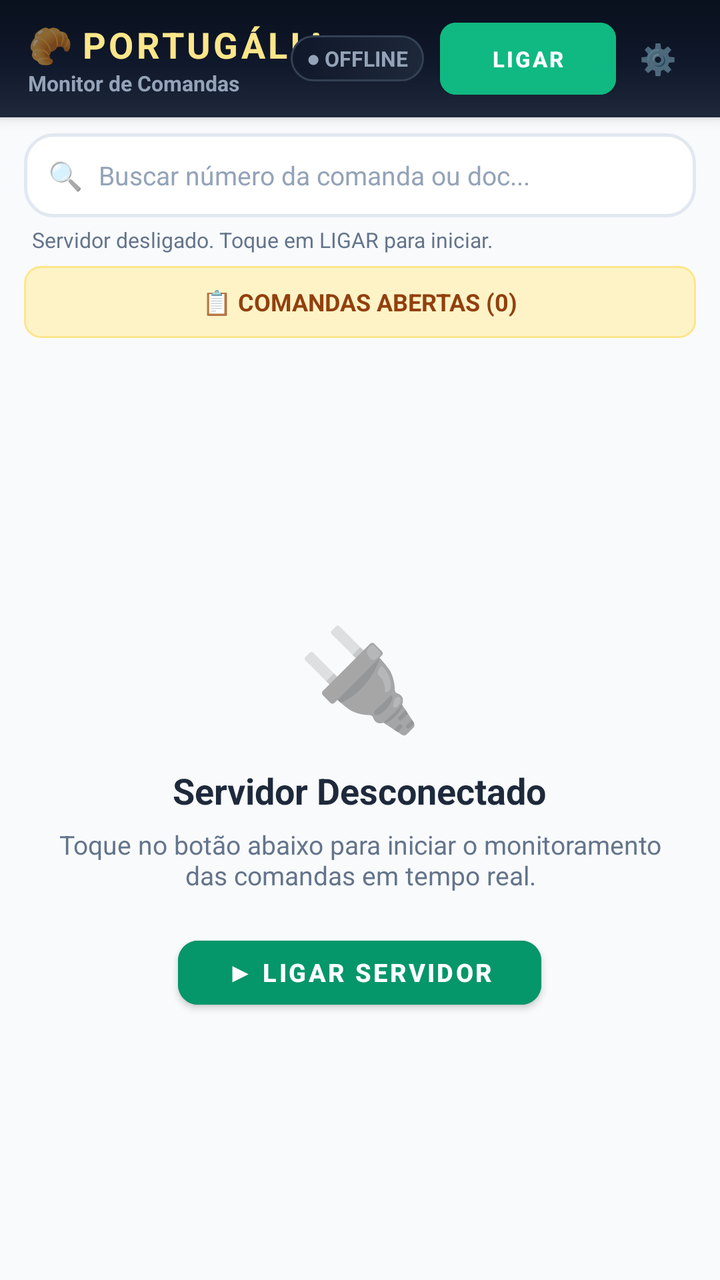
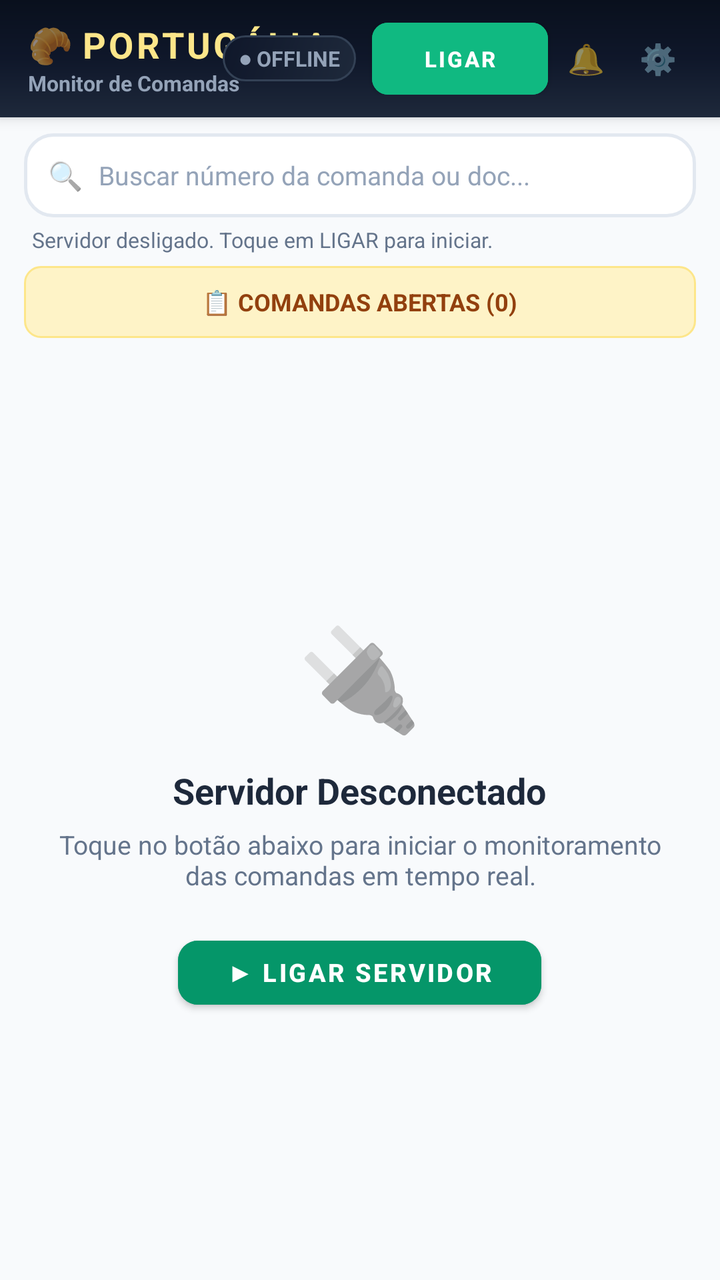

Two renders of the same Android screen: before a commit and after it. Below are the layout's source before the change and the commit's diff.
<!-- AndroidManifest.xml: application theme Theme.AppMesas -->
<!-- res/layout/activity_main.xml -->
<?xml version="1.0" encoding="utf-8"?>
<LinearLayout xmlns:android="http://schemas.android.com/apk/res/android"
    xmlns:app="http://schemas.android.com/apk/res-auto"
    android:id="@+id/rootLayoutMain"
    android:layout_width="match_parent"
    android:layout_height="match_parent"
    android:orientation="vertical"
    android:background="#F8FAFC"
    android:fitsSystemWindows="true">

    
    <LinearLayout
        android:layout_width="match_parent"
        android:layout_height="wrap_content"
        android:orientation="vertical"
        android:background="@drawable/bg_header_luxury"
        android:paddingStart="14dp"
        android:paddingEnd="14dp"
        android:paddingTop="10dp"
        android:paddingBottom="10dp"
        android:elevation="4dp">

        <RelativeLayout
            android:layout_width="match_parent"
            android:layout_height="wrap_content">

            
            <LinearLayout
                android:layout_width="wrap_content"
                android:layout_height="wrap_content"
                android:layout_alignParentStart="true"
                android:layout_centerVertical="true"
                android:orientation="vertical">

                <LinearLayout
                    android:layout_width="wrap_content"
                    android:layout_height="wrap_content"
                    android:orientation="horizontal"
                    android:gravity="center_vertical">

                    <TextView
                        android:layout_width="wrap_content"
                        android:layout_height="wrap_content"
                        android:text="🥐 "
                        android:textSize="18sp" />

                    <TextView
                        android:layout_width="wrap_content"
                        android:layout_height="wrap_content"
                        android:text="PORTUGÁLIA"
                        android:textColor="#FDE68A"
                        android:textSize="18sp"
                        android:textStyle="bold"
                        android:letterSpacing="0.08" />
                </LinearLayout>

                <TextView
                    android:id="@+id/tvNomeUsuarioLogado"
                    android:layout_width="wrap_content"
                    android:layout_height="wrap_content"
                    android:text="Monitor de Comandas"
                    android:textColor="#94A3B8"
                    android:textSize="10.5sp"
                    android:textStyle="bold"
                    android:clickable="true"
                    android:focusable="true" />
            </LinearLayout>

            
            <LinearLayout
                android:layout_width="wrap_content"
                android:layout_height="wrap_content"
                android:layout_alignParentEnd="true"
                android:layout_centerVertical="true"
                android:orientation="horizontal"
                android:gravity="center_vertical">

                
                <TextView
                    android:id="@+id/tvStatusServidorPill"
                    android:layout_width="wrap_content"
                    android:layout_height="wrap_content"
                    android:background="@drawable/bg_dashboard_card_slate"
                    android:paddingStart="8dp"
                    android:paddingEnd="8dp"
                    android:paddingTop="4dp"
                    android:paddingBottom="4dp"
                    android:text="● OFFLINE"
                    android:textColor="#94A3B8"
                    android:textSize="10.5sp"
                    android:textStyle="bold" />

                
                <com.google.android.material.button.MaterialButton
                    android:id="@+id/btnLigarServidor"
                    android:layout_width="wrap_content"
                    android:layout_height="36dp"
                    android:layout_marginStart="8dp"
                    android:text="LIGAR"
                    android:textSize="11sp"
                    android:textStyle="bold"
                    app:cornerRadius="8dp"
                    android:backgroundTint="#10B981"
                    android:textColor="#FFFFFF"
                    android:insetTop="0dp"
                    android:insetBottom="0dp"
                    android:paddingStart="12dp"
                    android:paddingEnd="12dp" />

                
                <TextView
                    android:id="@+id/btnConfigIpPorta"
                    android:layout_width="34dp"
                    android:layout_height="34dp"
                    android:layout_marginStart="4dp"
                    android:gravity="center"
                    android:text="⚙️"
                    android:textSize="15sp"
                    android:clickable="true"
                    android:focusable="true" />
            </LinearLayout>
        </RelativeLayout>
    </LinearLayout>

    
    <LinearLayout
        android:layout_width="match_parent"
        android:layout_height="wrap_content"
        android:orientation="vertical"
        android:paddingStart="12dp"
        android:paddingEnd="12dp"
        android:paddingTop="8dp"
        android:paddingBottom="4dp">

        <LinearLayout
            android:id="@+id/layoutSearchContainer"
            android:layout_width="match_parent"
            android:layout_height="42dp"
            android:background="@drawable/bg_search_bar"
            android:orientation="horizontal"
            android:gravity="center_vertical"
            android:paddingStart="12dp"
            android:paddingEnd="12dp">

            <TextView
                android:layout_width="wrap_content"
                android:layout_height="wrap_content"
                android:text="🔍"
                android:textSize="14sp"
                android:layout_marginEnd="8dp" />

            <EditText
                android:id="@+id/etBuscarMesa"
                android:layout_width="0dp"
                android:layout_height="match_parent"
                android:layout_weight="1"
                android:background="@null"
                android:hint="Buscar número da comanda ou doc..."
                android:textColor="#0F172A"
                android:textColorHint="#94A3B8"
                android:textSize="13sp"
                android:inputType="text"
                android:maxLines="1" />

            <TextView
                android:id="@+id/btnClearSearch"
                android:layout_width="28dp"
                android:layout_height="28dp"
                android:gravity="center"
                android:text="✕"
                android:textColor="#94A3B8"
                android:textSize="13sp"
                android:visibility="gone" />
        </LinearLayout>

        
        <TextView
            android:id="@+id/tvUltimaSincronizacao"
            android:layout_width="match_parent"
            android:layout_height="wrap_content"
            android:layout_marginTop="4dp"
            android:layout_marginStart="4dp"
            android:text="Servidor desligado. Toque em LIGAR para iniciar."
            android:textColor="#64748B"
            android:textSize="10.5sp"
            android:maxLines="1"
            android:ellipsize="end" />
    </LinearLayout>

    
    <LinearLayout
        android:id="@+id/tabMonitor"
        android:layout_width="match_parent"
        android:layout_height="36dp"
        android:orientation="horizontal"
        android:gravity="center"
        android:background="@drawable/bg_pill_comanda"
        android:paddingStart="12dp"
        android:paddingEnd="12dp"
        android:layout_marginStart="12dp"
        android:layout_marginEnd="12dp"
        android:layout_marginTop="2dp"
        android:layout_marginBottom="4dp">

        <TextView
            android:id="@+id/tvTabMonitorTitulo"
            android:layout_width="wrap_content"
            android:layout_height="wrap_content"
            android:text="📋 COMANDAS ABERTAS (0)"
            android:textColor="#92400E"
            android:textSize="12sp"
            android:textStyle="bold" />
    </LinearLayout>

    
    <FrameLayout
        android:layout_width="match_parent"
        android:layout_height="0dp"
        android:layout_weight="1">

        
        <LinearLayout
            android:id="@+id/layoutEmptyServidor"
            android:layout_width="match_parent"
            android:layout_height="match_parent"
            android:orientation="vertical"
            android:gravity="center"
            android:padding="28dp"
            android:visibility="visible">

            <TextView
                android:id="@+id/tvEmptyServidorIcone"
                android:layout_width="wrap_content"
                android:layout_height="wrap_content"
                android:text="🔌"
                android:textSize="50sp" />

            <TextView
                android:id="@+id/tvEmptyServidorTitulo"
                android:layout_width="wrap_content"
                android:layout_height="wrap_content"
                android:layout_marginTop="12dp"
                android:text="Servidor Desconectado"
                android:textColor="#1E293B"
                android:textSize="18sp"
                android:textStyle="bold" />

            <TextView
                android:id="@+id/tvEmptyServidorDesc"
                android:layout_width="wrap_content"
                android:layout_height="wrap_content"
                android:layout_marginTop="6dp"
                android:gravity="center"
                android:text="Toque no botão abaixo para iniciar o monitoramento das comandas em tempo real."
                android:textColor="#64748B"
                android:textSize="13sp" />

            <com.google.android.material.button.MaterialButton
                android:id="@+id/btnEmptyLigarServidor"
                android:layout_width="wrap_content"
                android:layout_height="44dp"
                android:layout_marginTop="18dp"
                android:text="▶ LIGAR SERVIDOR"
                android:textSize="12.5sp"
                android:textStyle="bold"
                app:cornerRadius="10dp"
                android:backgroundTint="#059669"
                android:textColor="#FFFFFF"
                android:paddingStart="24dp"
                android:paddingEnd="24dp" />
        </LinearLayout>

        
        <LinearLayout
            android:id="@+id/layoutConnectingServidor"
            android:layout_width="match_parent"
            android:layout_height="match_parent"
            android:orientation="vertical"
            android:gravity="center"
            android:padding="24dp"
            android:visibility="gone">

            <ProgressBar
                android:layout_width="44dp"
                android:layout_height="44dp"
                android:indeterminateTint="#0284C7" />

            <TextView
                android:layout_width="wrap_content"
                android:layout_height="wrap_content"
                android:layout_marginTop="12dp"
                android:text="Consultando Comandas..."
                android:textColor="#0F172A"
                android:textSize="15sp"
                android:textStyle="bold" />

            <TextView
                android:layout_width="wrap_content"
                android:layout_height="wrap_content"
                android:layout_marginTop="4dp"
                android:text="Buscando no DataSnap..."
                android:textColor="#64748B"
                android:textSize="12sp" />
        </LinearLayout>

        
        <androidx.recyclerview.widget.RecyclerView
            android:id="@+id/rvComandasMonitoradas"
            android:layout_width="match_parent"
            android:layout_height="match_parent"
            android:clipToPadding="false"
            android:paddingBottom="14dp"
            android:visibility="gone" />

    </FrameLayout>

</LinearLayout>
<!-- resources referenced by this layout -->
<resources>
  <!-- drawable bg_dashboard_card_slate (drawable) -->
  <?xml version="1.0" encoding="utf-8"?>
  <shape xmlns:android="http://schemas.android.com/apk/res/android"
      android:shape="rectangle">
      <gradient
          android:startColor="#1E293B"
          android:endColor="#0F172A"
          android:angle="135" />
      <stroke
          android:width="1dp"
          android:color="#334155" />
      <corners android:radius="14dp" />
  </shape>
  <!-- drawable bg_header_luxury (drawable) -->
  <?xml version="1.0" encoding="utf-8"?>
  <shape xmlns:android="http://schemas.android.com/apk/res/android"
      android:shape="rectangle">
      <gradient
          android:startColor="#09101D"
          android:centerColor="#0F172A"
          android:endColor="#1E293B"
          android:angle="270" />
  </shape>
  <!-- drawable bg_pill_comanda (drawable) -->
  <?xml version="1.0" encoding="utf-8"?>
  <shape xmlns:android="http://schemas.android.com/apk/res/android"
      android:shape="rectangle">
      <solid android:color="#FEF3C7" />
      <stroke android:width="1dp" android:color="#FDE68A" />
      <corners android:radius="8dp" />
      <padding android:left="8dp" android:right="8dp" android:top="3dp" android:bottom="3dp" />
  </shape>
  <!-- drawable bg_search_bar (drawable) -->
  <?xml version="1.0" encoding="utf-8"?>
  <shape xmlns:android="http://schemas.android.com/apk/res/android"
      android:shape="rectangle">
      <solid android:color="#FFFFFF" />
      <stroke
          android:width="1.5dp"
          android:color="#E2E8F0" />
      <corners android:radius="14dp" />
  </shape>
  <style name="Theme.AppMesas" parent="Theme.MaterialComponents.Light.NoActionBar">
          <item name="colorPrimary">@color/purple_500</item>
          <item name="colorPrimaryVariant">@color/purple_700</item>
          <item name="colorOnPrimary">@color/white</item>
          <item name="colorSecondary">@color/teal_700</item>
          <item name="colorSecondaryVariant">@color/teal_700</item>
          <item name="colorOnSecondary">@color/white</item>
          <item name="android:statusBarColor">@color/bg_header</item>
          <item name="android:navigationBarColor">@color/bg_dark</item>
          <item name="android:windowLightStatusBar">false</item>
          <item name="android:windowBackground">@color/bg_dark</item>
          <item name="android:textSize">15sp</item>
      </style>
  <color name="purple_500">#0F172A</color>
  <color name="purple_700">#09101D</color>
  <color name="white">#FFFFFF</color>
  <color name="teal_700">#0D9488</color>
  <color name="bg_header">#0F172A</color>
  <color name="bg_dark">#F1F5F9</color>
</resources>

<!-- the commit's change to res/layout/activity_main.xml (unified diff, before → after) -->
@@ -109,10 +109,22 @@
 
                 
                 <TextView
+                    android:id="@+id/btnToggleSomAlerta"
+                    android:layout_width="34dp"
+                    android:layout_height="34dp"
+                    android:layout_marginStart="2dp"
+                    android:gravity="center"
+                    android:text="🔔"
+                    android:textSize="15sp"
+                    android:clickable="true"
+                    android:focusable="true" />
+
+                
+                <TextView
                     android:id="@+id/btnConfigIpPorta"
                     android:layout_width="34dp"
                     android:layout_height="34dp"
-                    android:layout_marginStart="4dp"
+                    android:layout_marginStart="2dp"
                     android:gravity="center"
                     android:text="⚙️"
                     android:textSize="15sp"
